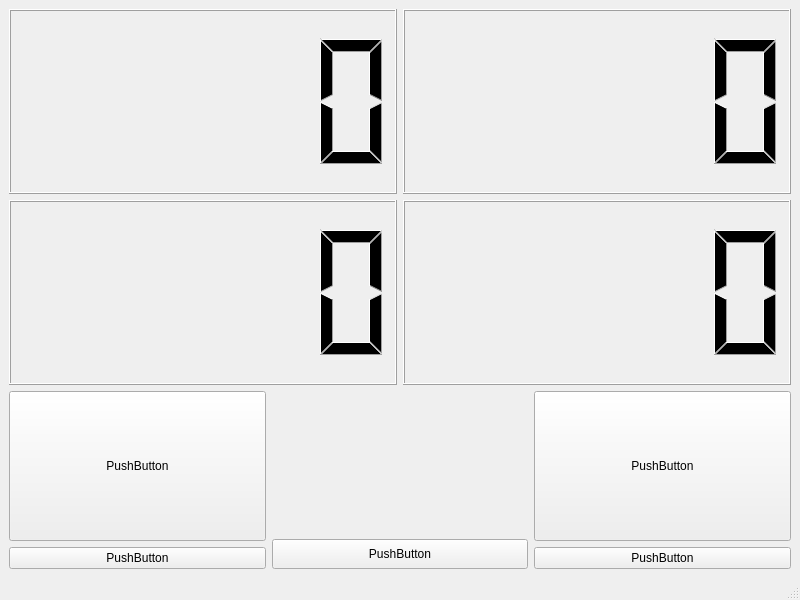
This is mainwindow.ui in elafosoy/MarcadorPadelQT as Qt 5 draws it before an edit. The edited form follows.
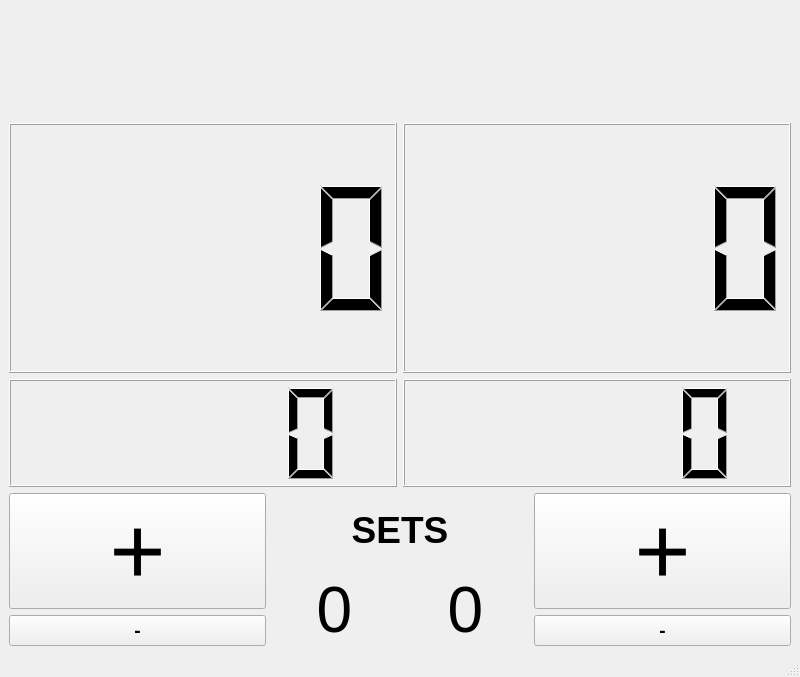
This is the edited form.

What changed in the file:
```diff
--- a/mainwindow.ui
+++ b/mainwindow.ui
@@ -7,7 +7,7 @@
     <x>0</x>
     <y>0</y>
     <width>800</width>
-    <height>600</height>
+    <height>677</height>
    </rect>
   </property>
   <property name="windowTitle">
@@ -15,19 +15,33 @@
   </property>
   <widget class="QWidget" name="centralwidget">
    <layout class="QGridLayout" name="gridLayout">
-    <item row="1" column="0">
-     <widget class="QLCDNumber" name="lcdJuegosA"/>
+    <item row="2" column="0">
+     <widget class="QLCDNumber" name="lcdJuegosA">
+      <property name="minimumSize">
+       <size>
+        <width>0</width>
+        <height>100</height>
+       </size>
+      </property>
+     </widget>
     </item>
-    <item row="0" column="1">
-     <widget class="QLCDNumber" name="lcdPointsB"/>
-    </item>
-    <item row="1" column="1">
+    <item row="2" column="1">
      <widget class="QLCDNumber" name="lcdJuegosB"/>
     </item>
-    <item row="0" column="0">
-     <widget class="QLCDNumber" name="lcdPointsA"/>
+    <item row="1" column="1">
+     <widget class="QLCDNumber" name="lcdPointsB"/>
     </item>
-    <item row="2" column="0" colspan="2">
+    <item row="1" column="0">
+     <widget class="QLCDNumber" name="lcdPointsA">
+      <property name="minimumSize">
+       <size>
+        <width>0</width>
+        <height>250</height>
+       </size>
+      </property>
+     </widget>
+    </item>
+    <item row="3" column="0" colspan="2">
      <layout class="QHBoxLayout" name="horizontalLayout">
       <item>
        <layout class="QVBoxLayout" name="verticalLayout">
@@ -39,15 +53,27 @@
             <height>150</height>
            </size>
           </property>
+          <property name="font">
+           <font>
+            <pointsize>72</pointsize>
+           </font>
+          </property>
           <property name="text">
-           <string>PushButton</string>
+           <string>+</string>
           </property>
          </widget>
         </item>
         <item>
          <widget class="QPushButton" name="pbRestaA">
+          <property name="font">
+           <font>
+            <pointsize>14</pointsize>
+            <weight>75</weight>
+            <bold>true</bold>
+           </font>
+          </property>
           <property name="text">
-           <string>PushButton</string>
+           <string>-</string>
           </property>
          </widget>
         </item>
@@ -55,19 +81,39 @@
       </item>
       <item>
        <layout class="QVBoxLayout" name="verticalLayout_3">
+        <item>
+         <widget class="QLabel" name="label">
+          <property name="font">
+           <font>
+            <pointsize>28</pointsize>
+            <weight>75</weight>
+            <bold>true</bold>
+           </font>
+          </property>
+          <property name="text">
+           <string>SETS</string>
+          </property>
+          <property name="alignment">
+           <set>Qt::AlignCenter</set>
+          </property>
+         </widget>
+        </item>
         <item>
          <layout class="QHBoxLayout" name="horizontalLayout_2">
           <item>
            <widget class="QLabel" name="LabelSetsA">
             <property name="font">
              <font>
-              <pointsize>14</pointsize>
-              <weight>75</weight>
-              <bold>true</bold>
+              <pointsize>48</pointsize>
+              <weight>50</weight>
+              <bold>false</bold>
              </font>
             </property>
             <property name="text">
-             <string/>
+             <string>0</string>
+            </property>
+            <property name="alignment">
+             <set>Qt::AlignCenter</set>
             </property>
            </widget>
           </item>
@@ -75,31 +121,21 @@
            <widget class="QLabel" name="LabelSetsB">
             <property name="font">
              <font>
-              <pointsize>14</pointsize>
-              <weight>75</weight>
-              <bold>true</bold>
+              <pointsize>48</pointsize>
+              <weight>50</weight>
+              <bold>false</bold>
              </font>
             </property>
             <property name="text">
-             <string/>
+             <string>0</string>
+            </property>
+            <property name="alignment">
+             <set>Qt::AlignCenter</set>
             </property>
            </widget>
           </item>
          </layout>
         </item>
-        <item>
-         <widget class="QPushButton" name="pushButton_3">
-          <property name="maximumSize">
-           <size>
-            <width>16777215</width>
-            <height>30</height>
-           </size>
-          </property>
-          <property name="text">
-           <string>PushButton</string>
-          </property>
-         </widget>
-        </item>
        </layout>
       </item>
       <item>
@@ -112,15 +148,27 @@
             <height>150</height>
            </size>
           </property>
+          <property name="font">
+           <font>
+            <pointsize>72</pointsize>
+           </font>
+          </property>
           <property name="text">
-           <string>PushButton</string>
+           <string>+</string>
           </property>
          </widget>
         </item>
         <item>
          <widget class="QPushButton" name="pbRestaB">
+          <property name="font">
+           <font>
+            <pointsize>14</pointsize>
+            <weight>75</weight>
+            <bold>true</bold>
+           </font>
+          </property>
           <property name="text">
-           <string>PushButton</string>
+           <string>-</string>
           </property>
          </widget>
         </item>
@@ -128,6 +176,23 @@
       </item>
      </layout>
     </item>
+    <item row="0" column="0" colspan="2">
+     <widget class="QLabel" name="leTime">
+      <property name="font">
+       <font>
+        <pointsize>36</pointsize>
+        <weight>75</weight>
+        <bold>true</bold>
+       </font>
+      </property>
+      <property name="text">
+       <string/>
+      </property>
+      <property name="alignment">
+       <set>Qt::AlignCenter</set>
+      </property>
+     </widget>
+    </item>
    </layout>
   </widget>
   <widget class="QMenuBar" name="menubar">
```
